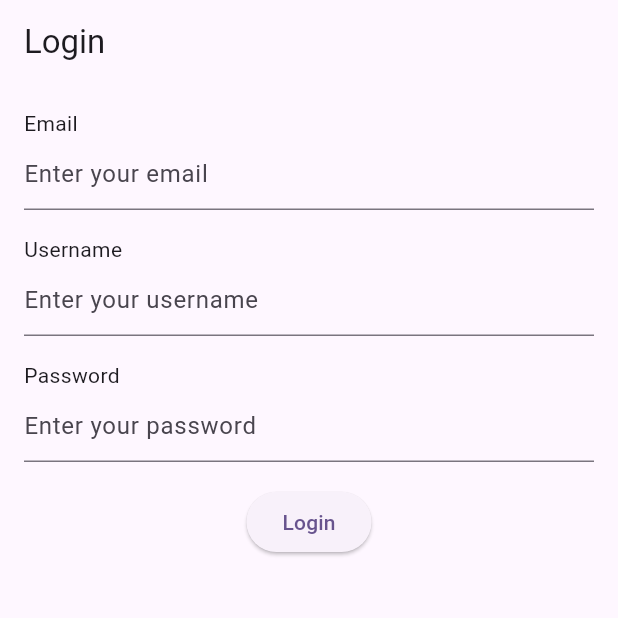
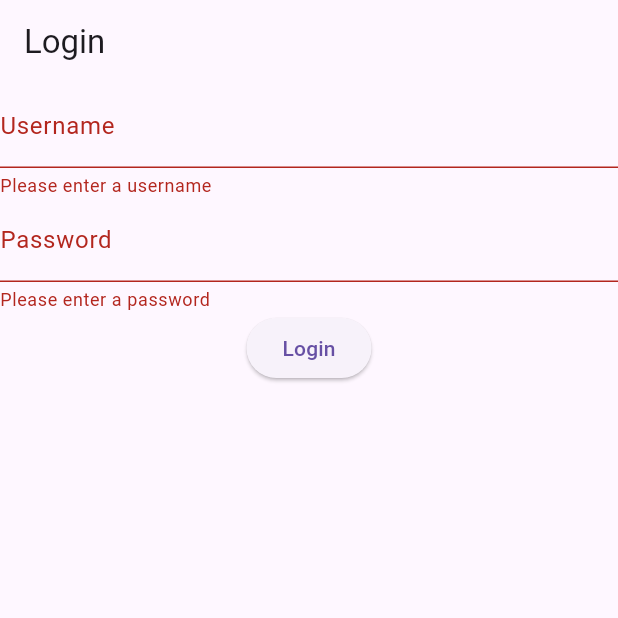
Before and after one commit to Valvahen/EmApp, a Flutter app: the screen it shows after launch, after a tap on "Login", on a phone screen of 412 x 824 dp, the top half of it. Run offline on Flutter 3.47's test engine with Material 3 defaults, Android fonts, the phone set to English and light mode, and no system bars.

Commit message:
back_forth

```diff
--- a/lib/login_page.dart
+++ b/lib/login_page.dart
@@ -1,90 +1,85 @@
 import 'package:flutter/material.dart';
-import 'package:email_validator/email_validator.dart';
-import 'package:supabase_flutter/supabase_flutter.dart';
 
 class LoginPage extends StatefulWidget {
-  const LoginPage({super.key});
-
   @override
-  // ignore: library_private_types_in_public_api
   _LoginPageState createState() => _LoginPageState();
 }
 
 class _LoginPageState extends State<LoginPage> {
-  final _emailController = TextEditingController();
-  final _passwordController = TextEditingController();
-  final _usernameController = TextEditingController();
-  String? _emailErrorText;
+  final _formKey = GlobalKey<FormState>();
+  String _username = '';
+  String _password = '';
+
+  void _login() {
+    if (_formKey.currentState!.validate()) {
+      // Navigate to the new page after successful login
+      Navigator.pushReplacement(
+        context,
+        MaterialPageRoute(builder: (context) => NewPage()),
+      );
+    }
+  }
 
   @override
   Widget build(BuildContext context) {
     return Scaffold(
       appBar: AppBar(
-        title: const Text('Login'),
+        title: Text('Login'),
       ),
-      body: Padding(
-        padding: const EdgeInsets.all(16.0),
+      body: Form(
+        key: _formKey,
         child: Column(
-          crossAxisAlignment: CrossAxisAlignment.start,
           children: [
-            const Text('Email'),
-            TextField(
-              controller: _emailController,
-              decoration: InputDecoration(
-                hintText: 'Enter your email',
-                errorText: _emailErrorText,
-              ),
+            TextFormField(
+              decoration: InputDecoration(labelText: 'Username'),
               onChanged: (value) {
-                if (value.isNotEmpty && !EmailValidator.validate(value)) {
-                  setState(() {
-                    _emailErrorText = 'Please enter a valid email address';
-                  });
-                } else {
-                  setState(() {
-                    _emailErrorText = null;
-                  });
+                setState(() {
+                  _username = value;
+                });
+              },
+              validator: (value) {
+                if (value == null || value.isEmpty) {
+                  return 'Please enter a username';
                 }
+                return null;
               },
             ),
-            const SizedBox(height: 16.0),
-            const Text('Username'),
-            TextField(
-              controller: _usernameController,
-              decoration: const InputDecoration(
-                hintText: 'Enter your username',
-              ),
+            TextFormField(
+              decoration: InputDecoration(labelText: 'Password'),
+              obscureText: true,
+              onChanged: (value) {
+                setState(() {
+                  _password = value;
+                });
+              },
+              validator: (value) {
+                if (value == null || value.isEmpty) {
+                  return 'Please enter a password';
+                }
+                return null;
+              },
             ),
-            const SizedBox(height: 16.0),
-            const Text('Password'),
-            TextField(
-              controller: _passwordController,
-              obscureText: true,
-              decoration: const InputDecoration(
-                hintText: 'Enter your password',
-              ),
-            ),
-            const SizedBox(height: 16.0),
-            Center(
-              child: ElevatedButton(
-                onPressed: () {
-                  // Handle login logic here
-                },
-                child: const Text('Login'),
-              ),
+            ElevatedButton(
+              onPressed: _login,
+              child: Text('Login'),
             ),
           ],
         ),
       ),
     );
   }
+}
 
+class NewPage extends StatelessWidget {
   @override
-  void dispose() {
-    _emailController.dispose();
-    _passwordController.dispose();
-    _usernameController.dispose();
-    super.dispose();
+  Widget build(BuildContext context) {
+    return Scaffold(
+      appBar: AppBar(
+        title: Text('New Page'),
+      ),
+      body: Center(
+        child: Text('Welcome to the new page!'),
+      ),
+    );
   }
-
-
 }
--- a/lib/main.dart
+++ b/lib/main.dart
@@ -1,37 +1,18 @@
 import 'package:flutter/material.dart';
 import 'package:myapp/login_page.dart';
-
 void main() {
-  runApp(const MyApp());
+  runApp(MyApp());
 }
 
 class MyApp extends StatelessWidget {
-  const MyApp({super.key});
-
   @override
   Widget build(BuildContext context) {
     return MaterialApp(
       title: 'Flutter Demo',
-      routes: {
-        '/login':(context) => const LoginPage(),
-      },
       theme: ThemeData(
-        // This is the theme of your application.
-        //
-        // TRY THIS: Try running your application with "flutter run". You'll see
-        // the application has a purple toolbar. Then, without quitting the app,
-        // try changing the seedColor in the colorScheme below to Colors.green
-        // and then invoke "hot reload" (save your changes or press the "hot
-        // reload" button in a Flutter-supported IDE, or press "r" if you used
-        // the command line to start the app).
-        //
-        // Notice that the counter didn't reset back to zero; the application
-        // state is not lost during the reload. To reset the state, use hot
-        // restart instead.
-        colorScheme: ColorScheme.fromSeed(seedColor: Colors.deepPurple),
-        useMaterial3: true,
+        primarySwatch: Colors.blue,
       ),
-      home: const LoginPage(),
+      home: LoginPage(),
     );
   }
 }
--- a/pubspec.yaml
+++ b/pubspec.yaml
@@ -28,9 +28,9 @@ environment:
 # the latest version available on pub.dev. To see which dependencies have newer
 # versions available, run `flutter pub outdated`.
 dependencies:
-  supabase_flutter: ^1.0.1
   flutter:
     sdk: flutter
+  supabase_flutter: ^1.0.1
 
 
   # The following adds the Cupertino Icons font to your application.
```
Also changed, not shown: pubspec.lock.
